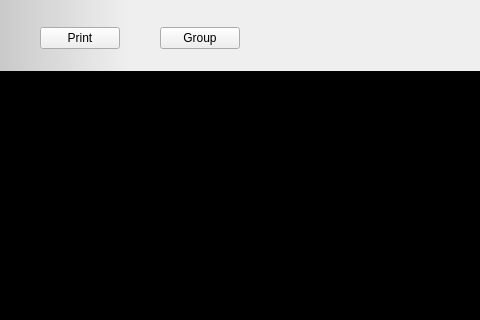
This is ui/pattern_generator.ui in analogdevicesinc/scopy as Qt 5 draws it before an edit; both pictures show x 0 to 480 and y 0 to 320 of the 1280 by 654 pixel window. The edited form follows.
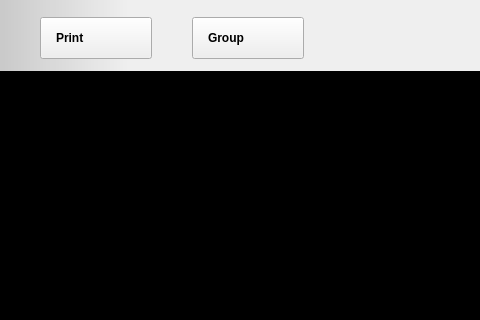
This is the edited form. Icons and pictures are not drawn. Custom widgets are drawn as their Qt base class.

```diff
--- a/ui/pattern_generator.ui
+++ b/ui/pattern_generator.ui
@@ -102,6 +102,17 @@
           <property name="layoutDirection">
            <enum>Qt::RightToLeft</enum>
           </property>
+          <property name="styleSheet">
+           <string notr="true">QPushButton{
+  width: 80px;
+  height: 40px;
+
+  text-align: left;
+  font-weight: bold;
+  padding-left: 15px;
+  padding-right: 15px;
+}</string>
+          </property>
           <property name="text">
            <string>Print</string>
           </property>
@@ -125,6 +136,17 @@
         </item>
         <item>
          <widget class="QPushButton" name="btnGroupChannels">
+          <property name="styleSheet">
+           <string notr="true">QPushButton{
+  width: 80px;
+  height: 40px;
+
+  text-align: left;
+  font-weight: bold;
+  padding-left: 15px;
+  padding-right: 15px;
+}</string>
+          </property>
           <property name="text">
            <string>Group</string>
           </property>
@@ -1863,21 +1885,15 @@
   </action>
  </widget>
  <customwidgets>
-  <customwidget>
-   <class>adiscope::DetachDragZone</class>
-   <extends>QWidget</extends>
-   <header>detachdragzone.h</header>
-   <container>1</container>
-  </customwidget>
   <customwidget>
    <class>adiscope::CustomSwitch</class>
    <extends>QPushButton</extends>
    <header>customSwitch.hpp</header>
   </customwidget>
   <customwidget>
-   <class>adiscope::InstrumentNotes</class>
+   <class>adiscope::DetachDragZone</class>
    <extends>QWidget</extends>
-   <header>instrumentnotes.h</header>
+   <header>detachdragzone.h</header>
    <container>1</container>
   </customwidget>
   <customwidget>
@@ -1886,6 +1902,12 @@
    <header>menu_anim.hpp</header>
    <container>1</container>
   </customwidget>
+  <customwidget>
+   <class>adiscope::InstrumentNotes</class>
+   <extends>QWidget</extends>
+   <header>instrumentnotes.h</header>
+   <container>1</container>
+  </customwidget>
   <customwidget>
    <class>adiscope::RunSingleWidget</class>
    <extends>QWidget</extends>
```
